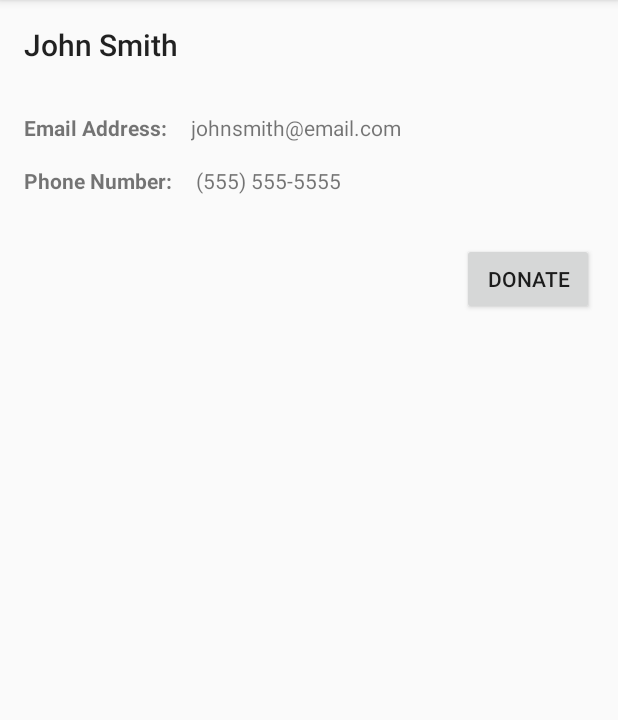
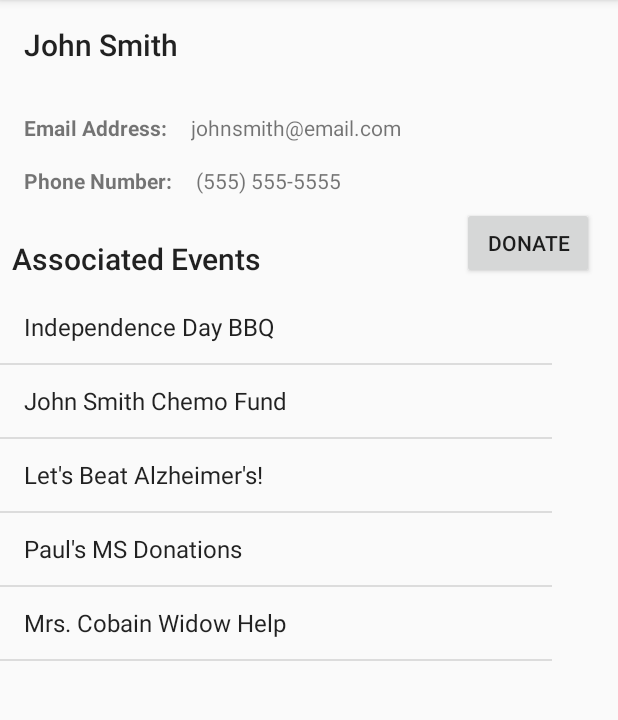
Before and after one commit to cwpenner/Colonel-Fund, an Android app: the ViewMemberActivity screen opened directly, with no data from a screen before it, on a phone screen of 412 x 824 dp, the part 84-804 px from its top. Run offline under Robolectric (Android 15) with nearby library versions, the phone set to English and light mode, and no system bars.

Commit message:
Added Associated Events to view member

```diff
--- a/Android App/ColonelFund/app/src/main/java/com/colonelfund/colonelfund/ViewMemberActivity.java
+++ b/Android App/ColonelFund/app/src/main/java/com/colonelfund/colonelfund/ViewMemberActivity.java
@@ -4,13 +4,47 @@ import android.content.Intent;
 import android.support.v7.app.AppCompatActivity;
 import android.os.Bundle;
 import android.view.View;
+import android.widget.AdapterView;
+import android.widget.ArrayAdapter;
+import android.widget.ListView;
+
+import java.util.ArrayList;
+import java.util.List;
 
 public class ViewMemberActivity extends AppCompatActivity {
+
+    private ListView lv;
 
     @Override
     protected void onCreate(Bundle savedInstanceState) {
         super.onCreate(savedInstanceState);
         setContentView(R.layout.activity_view_member);
+        lv = (ListView) findViewById(R.id.eventListView);
+
+        //dummy array
+        List<String> eventList = new ArrayList<>();
+        eventList.add("Independence Day BBQ");
+        eventList.add("John Smith Chemo Fund");
+        eventList.add("Let's Beat Alzheimer's!");
+        eventList.add("Paul's MS Donations");
+        eventList.add("Mrs. Cobain Widow Help");
+
+        //make array adapter
+        ArrayAdapter<String> arrayAdapter = new ArrayAdapter<>(
+                this,
+                android.R.layout.simple_list_item_1,
+                eventList );
+
+        lv.setAdapter(arrayAdapter);
+
+        lv.setOnItemClickListener(new AdapterView.OnItemClickListener() {
+            @Override
+            public void onItemClick(AdapterView<?> parent, View view, int position,
+                                    long id) {
+                Intent intent = new Intent(ViewMemberActivity.this, ViewEventActivity.class);
+                startActivity(intent);
+            }
+        });
     }
 
     public void donate(View view) {
--- a/Android App/ColonelFund/app/src/main/res/layout/activity_view_member.xml
+++ b/Android App/ColonelFund/app/src/main/res/layout/activity_view_member.xml
@@ -36,7 +36,7 @@
         android:layout_width="wrap_content"
         android:layout_height="wrap_content"
         android:layout_marginRight="16dp"
-        android:layout_marginTop="32dp"
+        android:layout_marginTop="8dp"
         android:onClick="donate"
         android:text="@string/button_donate"
         app:layout_constraintRight_toRightOf="parent"
@@ -71,4 +71,23 @@
         app:layout_constraintBaseline_toBaselineOf="@+id/textView"
         app:layout_constraintStart_toEndOf="@+id/textView" />
 
+    <ListView
+        android:id="@+id/eventListView"
+        android:layout_width="368dp"
+        android:layout_height="287dp"
+        android:layout_marginTop="8dp"
+        app:layout_constraintTop_toBottomOf="@+id/button4"
+        tools:layout_editor_absoluteX="8dp" />
+
+    <TextView
+        android:id="@+id/textView14"
+        android:layout_width="wrap_content"
+        android:layout_height="wrap_content"
+        android:layout_marginBottom="8dp"
+        android:layout_marginStart="8dp"
+        android:text="Associated Events"
+        android:textAppearance="@style/TextAppearance.AppCompat.Title"
+        app:layout_constraintBottom_toTopOf="@+id/eventListView"
+        app:layout_constraintStart_toStartOf="parent" />
+
 </android.support.constraint.ConstraintLayout>
```
